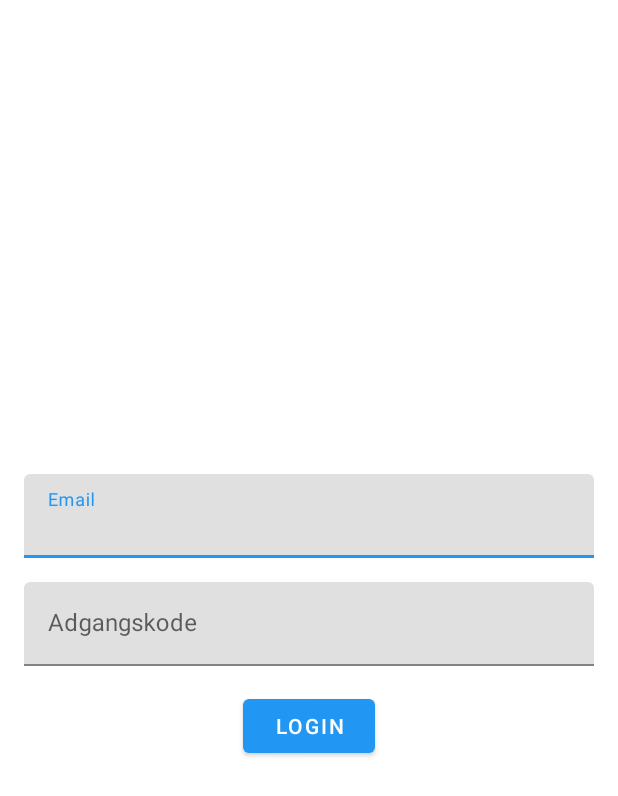
After one commit to emilnymann/1AarsProjekt, an Android app: the layout activity_login.xml on its own in the app's theme, with its tools: preview values and no code run, on a phone screen of 412 x 824 dp. The commit adds this screen. Shown: the top 796 px of the screen. Run offline under Robolectric (Android 15) with nearby library versions, the phone set to English and light mode, and no system bars.

Commit message:
Tilføjet Activity og layout til login

```diff
--- a/04 Implementation/app/src/main/AndroidManifest.xml
+++ b/04 Implementation/app/src/main/AndroidManifest.xml
@@ -9,9 +9,15 @@
         android:roundIcon="@mipmap/ic_launcher_round"
         android:supportsRtl="true"
         android:theme="@style/AppTheme">
-        <activity android:name=".view.PatientMainActivity" android:windowSoftInputMode="adjustPan">
+        <activity android:name=".LoginActivity">
             <intent-filter>
                 <action android:name="android.intent.action.MAIN" />
+                <category android:name="android.intent.category.LAUNCHER" />
+            </intent-filter>
+        </activity>
+        <activity
+            android:name=".view.PatientMainActivity">
+            <intent-filter>
                 <category android:name="android.intent.category.LAUNCHER" />
             </intent-filter>
         </activity>
--- /dev/null
+++ b/04 Implementation/app/src/main/java/dk/frbsportgruppe1/frbsport/LoginActivity.java
@@ -0,0 +1,14 @@
+package dk.frbsportgruppe1.frbsport;
+
+import androidx.appcompat.app.AppCompatActivity;
+
+import android.os.Bundle;
+
+public class LoginActivity extends AppCompatActivity {
+
+    @Override
+    protected void onCreate(Bundle savedInstanceState) {
+        super.onCreate(savedInstanceState);
+        setContentView(R.layout.activity_login);
+    }
+}
--- /dev/null
+++ b/04 Implementation/app/src/main/res/layout/activity_login.xml
@@ -0,0 +1,48 @@
+<?xml version="1.0" encoding="utf-8"?>
+<LinearLayout xmlns:android="http://schemas.android.com/apk/res/android"
+    xmlns:app="http://schemas.android.com/apk/res-auto"
+    xmlns:tools="http://schemas.android.com/tools"
+    android:id="@+id/loginLayout"
+    android:layout_width="match_parent"
+    android:layout_height="match_parent"
+    android:gravity="center_vertical"
+    android:orientation="vertical"
+    tools:context=".LoginActivity">
+
+    <com.google.android.material.textfield.TextInputLayout
+        android:id="@+id/loginEmailInputLayout"
+        android:layout_width="match_parent"
+        android:layout_height="wrap_content"
+        android:layout_marginStart="16dp"
+        android:layout_marginEnd="16dp">
+
+        <com.google.android.material.textfield.TextInputEditText
+            android:layout_width="match_parent"
+            android:layout_height="wrap_content"
+            android:hint="@string/string_email"
+            android:inputType="textEmailAddress" />
+    </com.google.android.material.textfield.TextInputLayout>
+
+    <com.google.android.material.textfield.TextInputLayout
+        android:id="@+id/loginPasswordInputLayout"
+        android:layout_width="match_parent"
+        android:layout_height="wrap_content"
+        android:layout_marginStart="16dp"
+        android:layout_marginTop="16dp"
+        android:layout_marginEnd="16dp">
+
+        <com.google.android.material.textfield.TextInputEditText
+            android:layout_width="match_parent"
+            android:layout_height="wrap_content"
+            android:hint="@string/string_adgangskode"
+            android:inputType="textPassword" />
+    </com.google.android.material.textfield.TextInputLayout>
+
+    <Button
+        android:id="@+id/loginButton"
+        android:layout_width="wrap_content"
+        android:layout_height="wrap_content"
+        android:layout_gravity="center_horizontal"
+        android:layout_marginTop="16dp"
+        android:text="@string/string_login" />
+</LinearLayout>
--- a/04 Implementation/app/src/main/res/values/strings.xml
+++ b/04 Implementation/app/src/main/res/values/strings.xml
@@ -10,4 +10,7 @@
     <string name="string_behandling">Behandling</string>
     <string name="string_traening">Træning</string>
     <string name="string_dig">Dig</string>
+    <string name="string_email">Email</string>
+    <string name="string_adgangskode">Adgangskode</string>
+    <string name="string_login">Login</string>
 </resources>
```
